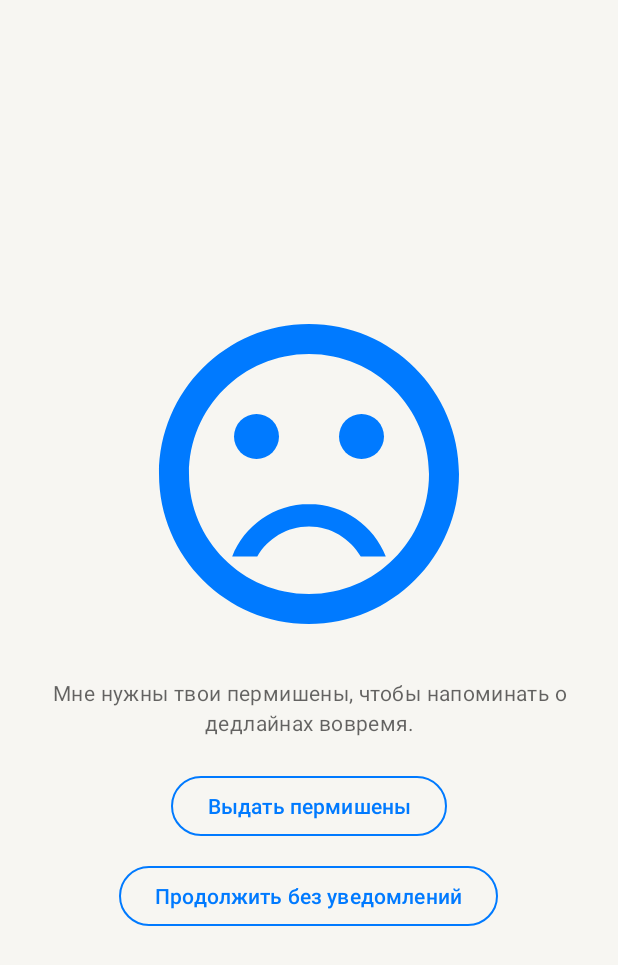
After one commit to Mobile-Developement-School-23/android-todo-app-nebrog, an Android app built with Jetpack Compose: the fragment PermissionsFragment placed in its activity, on a phone screen of 412 x 824 dp. The commit adds this screen. Shown: the top 965 px of the screen. Run offline under Robolectric (Android 15) with nearby library versions, the phone set to English and light mode, and no system bars; our stand-ins replace Dagger/Hilt's generated code; network calls fail; 2 statements that could not run were skipped.

Commit message:
Реализован рантайм пермишен >33

```diff
--- a/app/src/main/AndroidManifest.xml
+++ b/app/src/main/AndroidManifest.xml
@@ -4,7 +4,7 @@
 
     <uses-permission android:name="android.permission.INTERNET" />
     <uses-permission android:name="android.permission.CHANGE_NETWORK_STATE" />
-    <uses-permission android:name="android.permission.SCHEDULE_EXACT_ALARM" />
+    <uses-permission android:name="android.permission.USE_EXACT_ALARM" />
     <uses-permission android:name="android.permission.POST_NOTIFICATIONS" />
 
     <application
--- a/app/src/main/java/com/example/todoapp/data/di/DataModule.kt
+++ b/app/src/main/java/com/example/todoapp/data/di/DataModule.kt
@@ -5,8 +5,10 @@ package com.example.todoapp.data.di
 import android.content.Context
 import android.content.SharedPreferences
 import com.example.todoapp.data.CacheRepository
+import com.example.todoapp.data.alarm.AlarmDeadlineManager
 import com.example.todoapp.data.synchronize.RevisionHolder
 import com.example.todoapp.di.AppScope
+import com.example.todoapp.domain.DeadlineManager
 import com.example.todoapp.domain.TodoRepository
 import dagger.Binds
 import dagger.Module
@@ -23,6 +25,9 @@ interface DataModule {
 
     @Binds
     fun bindRepository(instance: CacheRepository): TodoRepository
+
+    @Binds
+    fun bindDeadlineManager(instance: AlarmDeadlineManager): DeadlineManager
 
     companion object {
         @Provides
--- a/app/src/main/java/com/example/todoapp/di/AppComponent.kt
+++ b/app/src/main/java/com/example/todoapp/di/AppComponent.kt
@@ -5,8 +5,7 @@ import com.example.todoapp.App
 import com.example.todoapp.data.di.DataModule
 import com.example.todoapp.data.di.DatabaseModule
 import com.example.todoapp.data.di.NetworkModule
-import com.example.todoapp.presentation.addTodo.di.AddTodoFragmentComponent
-import com.example.todoapp.presentation.editTodo.di.EditTodoFragmentComponent
+import com.example.todoapp.presentation.di.MainActivityComponent
 import com.example.todoapp.presentation.todoList.di.TodoFragmentComponent
 import com.example.todoapp.presentation.viewmodel.ViewModelModule
 import com.example.todoapp.presentation.viewmodel.ViewModelsMap
@@ -28,9 +27,7 @@ interface AppComponent {
 
     fun getTodoFragmentComponentFactory(): TodoFragmentComponent.Factory
 
-    fun getEditTodoFragmentComponentFactory(): EditTodoFragmentComponent.Factory
-
-    fun getAddTodoFragmentComponentFactory(): AddTodoFragmentComponent.Factory
+    fun getMainActivityComponentFactory(): MainActivityComponent.Factory
 
     @Component.Factory
     interface Factory {
--- a/app/src/main/java/com/example/todoapp/di/Scopes.kt
+++ b/app/src/main/java/com/example/todoapp/di/Scopes.kt
@@ -23,3 +23,6 @@ annotation class AddTodoFragmentScope
 
 @Scope
 annotation class EditTodoFragmentScope
+
+@Scope
+annotation class MainActivityScope
--- a/app/src/main/java/com/example/todoapp/presentation/MainActivity.kt
+++ b/app/src/main/java/com/example/todoapp/presentation/MainActivity.kt
@@ -1,29 +1,53 @@
 package com.example.todoapp.presentation
 
 import android.content.Intent
+import android.content.pm.PackageManager.PERMISSION_GRANTED
 import android.os.Bundle
 import android.util.Log
 import androidx.appcompat.app.AppCompatActivity
+import androidx.core.content.ContextCompat
+import com.example.todoapp.App
 import com.example.todoapp.R
 import com.example.todoapp.data.alarm.AlarmIntentUtils.getItemId
+import com.example.todoapp.domain.DeadlineManager
 import com.example.todoapp.presentation.editTodo.EditTodoFragment
+import com.example.todoapp.presentation.permissions.PermissionsFragment
+import javax.inject.Inject
 
 /**
  * Single Activity приложения
  */
 class MainActivity : AppCompatActivity() {
 
+    @Inject lateinit var deadlineManager: DeadlineManager
+
     override fun onCreate(savedInstanceState: Bundle?) {
         super.onCreate(savedInstanceState)
+        (this.applicationContext as App).appComponent.getMainActivityComponentFactory().create().inject(this)
+
         setContentView(R.layout.activity_main)
 
         // For the case when app wasn't launched and starts from notification.
         handleAlarmIntent(intent)
+        checkPermissions()
     }
 
     override fun onNewIntent(intent: Intent?) {
         super.onNewIntent(intent)
         handleAlarmIntent(intent)
+    }
+
+    private fun checkPermissions() {
+        val nonGrantedPermissions = ArrayList<String>()
+        for (permission in deadlineManager.getRequiredPermissions()) {
+            val result = ContextCompat.checkSelfPermission(this, permission)
+            if (result != PERMISSION_GRANTED) {
+                nonGrantedPermissions.add(permission)
+            }
+        }
+        if (nonGrantedPermissions.isNotEmpty()) {
+            redirectToPermissionsScreen(nonGrantedPermissions)
+        }
     }
 
     private fun handleAlarmIntent(intent: Intent?) {
@@ -44,4 +68,13 @@ class MainActivity : AppCompatActivity() {
             .addToBackStack(null)
             .commit()
     }
+
+    private fun redirectToPermissionsScreen(permissions: ArrayList<String>) {
+        val permissionsFragment = PermissionsFragment.createNewInstance(permissions)
+        supportFragmentManager
+            .beginTransaction()
+            .replace(R.id.fragment_container_view, permissionsFragment)
+            .addToBackStack(null)
+            .commit()
+    }
 }
--- /dev/null
+++ b/app/src/main/java/com/example/todoapp/presentation/di/MainActivityComponent.kt
@@ -0,0 +1,17 @@
+package com.example.todoapp.presentation.di
+
+import com.example.todoapp.di.MainActivityScope
+import com.example.todoapp.presentation.MainActivity
+import dagger.Subcomponent
+
+@Subcomponent
+@MainActivityScope
+interface MainActivityComponent {
+
+    fun inject(activity: MainActivity)
+
+    @Subcomponent.Factory
+    interface Factory {
+        fun create(): MainActivityComponent
+    }
+}
--- /dev/null
+++ b/app/src/main/java/com/example/todoapp/presentation/permissions/PermissionsFragment.kt
@@ -0,0 +1,124 @@
+package com.example.todoapp.presentation.permissions
+
+import android.content.Context
+import android.content.Intent
+import android.content.SharedPreferences
+import android.net.Uri
+import android.os.Bundle
+import android.provider.Settings.ACTION_APPLICATION_DETAILS_SETTINGS
+import android.view.View
+import androidx.activity.result.ActivityResultLauncher
+import androidx.activity.result.contract.ActivityResultContracts.RequestMultiplePermissions
+import androidx.activity.result.contract.ActivityResultContracts.StartActivityForResult
+import androidx.fragment.app.Fragment
+import com.example.todoapp.R
+import com.example.todoapp.utils.checkPermissions
+
+class PermissionsFragment : Fragment(R.layout.fragment_permissions_layout) {
+
+    private val requestPermissionDialog = registerForPermissionDialogResult()
+    private val requestSystemSettings = registerForSystemSettingsResult()
+    private val requiredPermissions by lazy { readPermissionsFromArguments() }
+    private val sharedPreferences by lazy { createSharedPreferences() }
+
+    override fun onViewCreated(view: View, savedInstanceState: Bundle?) {
+        super.onViewCreated(view, savedInstanceState)
+        setUpClickListeners()
+    }
+
+    override fun onStart() {
+        super.onStart()
+        if (requireContext().checkPermissions(requiredPermissions.toList())) {
+            // Все пермишены выданы, можно возращаться назад
+            parentFragmentManager.popBackStack()
+        }
+    }
+
+    private fun setUpClickListeners() {
+        val requestButton = requireView().findViewById<View>(R.id.permission_button_request)
+        val rejectButton = requireView().findViewById<View>(R.id.permission_button_reject)
+
+        requestButton.setOnClickListener {
+            // 1.       pref=false, shouldShowRequestPermissionRationale() = false
+            // 2.       pref=true, shouldShowRequestPermissionRationale() = true
+            // 3,4,5... pref=true, shouldShowRequestPermissionRationale() = false
+            val isRequestedBefore = sharedPreferences.getBoolean(SHARED_PREF_KEY, false)
+            val shouldOpenSettings = isRequestedBefore && !shouldShowRequestPermissionRationale(requiredPermissions)
+            if (shouldOpenSettings) {
+                val intent = createSystemSettingsIntent(it.context)
+                requestSystemSettings.launch(intent)
+            } else {
+                requestPermissionDialog.launch(requiredPermissions)
+            }
+            sharedPreferences.edit().putBoolean(SHARED_PREF_KEY, true).apply()
+        }
+        rejectButton.setOnClickListener {
+            parentFragmentManager.popBackStack()
+        }
+    }
+
+    private fun createSystemSettingsIntent(context: Context): Intent {
+        val settingsIntent = Intent(
+            ACTION_APPLICATION_DETAILS_SETTINGS,
+            Uri.parse("package:" + context.packageName)
+        )
+        settingsIntent.addCategory(Intent.CATEGORY_DEFAULT)
+        settingsIntent.flags = Intent.FLAG_ACTIVITY_NEW_TASK
+        return settingsIntent
+    }
+
+    /**
+     * Колбек для диалога с пермишенами
+     */
+    private fun registerForPermissionDialogResult(): ActivityResultLauncher<Array<String>> {
+        return registerForActivityResult(RequestMultiplePermissions()) { permissions ->
+            var isAllGranted = true
+            for ((_, isGranted) in permissions) {
+                isAllGranted = isAllGranted && isGranted
+            }
+            if (isAllGranted) {
+                parentFragmentManager.popBackStack()
+            }
+        }
+    }
+
+    /**
+     * Колбек для экрана системных настроек
+     */
+    private fun registerForSystemSettingsResult(): ActivityResultLauncher<Intent> {
+        return registerForActivityResult(StartActivityForResult()) {
+            val isGranted = requireContext().checkPermissions(requiredPermissions.toList())
+            if (isGranted) parentFragmentManager.popBackStack()
+        }
+    }
+
+    private fun shouldShowRequestPermissionRationale(permissions: Array<String>): Boolean {
+        var shouldShow = true
+        for (permission in permissions) {
+            shouldShow = shouldShow && shouldShowRequestPermissionRationale(permission)
+        }
+        return shouldShow
+    }
+
+    private fun createSharedPreferences(): SharedPreferences {
+        return requireContext().getSharedPreferences(SHARED_PREF_NAME, Context.MODE_PRIVATE)
+    }
+
+    private fun readPermissionsFromArguments(): Array<String> {
+        return requireArguments().getStringArray(ARGUMENT_KEY) ?: emptyArray()
+    }
+
+    companion object {
+        private const val SHARED_PREF_NAME = "PermissionsFragment_sharedPref"
+        private const val SHARED_PREF_KEY = "PermissionsFragment_permissionRequested"
+        private const val ARGUMENT_KEY = "PermissionsFragment_permissionsArray"
+
+        fun createNewInstance(permissions: ArrayList<String>): PermissionsFragment {
+            val permissionsFragment = PermissionsFragment()
+            val bundle = Bundle()
+            bundle.putStringArray(ARGUMENT_KEY, permissions.toTypedArray())
+            permissionsFragment.arguments = bundle
+            return permissionsFragment
+        }
+    }
+}
--- a/app/src/main/res/drawable/info.xml
+++ b/app/src/main/res/drawable/info.xml
@@ -4,7 +4,6 @@
     android:viewportWidth="24"
     android:viewportHeight="24">
     <path
-        android:fillAlpha="0.3"
         android:fillColor="#000000"
         android:pathData="M11,8.984V6.969H12.969V8.984H11ZM6.313,17.656C7.906,19.219 9.797,20 11.984,20C14.172,20 16.047,19.219 17.609,17.656C19.203,16.063 20,14.172 20,11.984C20,9.797 19.203,7.922 17.609,6.359C16.047,4.766 14.172,3.969 11.984,3.969C9.797,3.969 7.906,4.766 6.313,6.359C4.75,7.922 3.969,9.797 3.969,11.984C3.969,14.172 4.75,16.063 6.313,17.656ZM4.906,4.953C6.875,2.984 9.234,2 11.984,2C14.734,2 17.078,2.984 19.016,4.953C20.984,6.891 21.969,9.234 21.969,11.984C21.969,14.734 20.984,17.094 19.016,19.063C17.078,21 14.734,21.969 11.984,21.969C9.234,21.969 6.875,21 4.906,19.063C2.969,17.094 2,14.734 2,11.984C2,9.234 2.969,6.891 4.906,4.953ZM11,17V11H12.969V17H11Z" />
 </vector>
--- /dev/null
+++ b/app/src/main/res/layout/fragment_permissions_layout.xml
@@ -0,0 +1,41 @@
+<?xml version="1.0" encoding="utf-8"?>
+<androidx.appcompat.widget.LinearLayoutCompat
+    xmlns:android="http://schemas.android.com/apk/res/android"
+    xmlns:tools="http://schemas.android.com/tools"
+    android:orientation="vertical"
+    android:gravity="center"
+    android:layout_width="match_parent"
+    android:layout_height="match_parent"
+    tools:ignore="MissingDefaultResource">
+
+    <com.google.android.material.imageview.ShapeableImageView
+        android:layout_width="240dp"
+        android:layout_height="240dp"
+        android:tint="?attr/colorPrimary"
+        android:src="@drawable/network_error" />
+
+    <com.google.android.material.textview.MaterialTextView
+        style="@style/MaterialAlertDialog.Material3.Body.Text"
+        android:text="Мне нужны твои пермишены, чтобы напоминать о дедлайнах вовремя."
+        android:layout_width="wrap_content"
+        android:gravity="center"
+        android:layout_height="wrap_content"
+        android:layout_margin="16dp" />
+
+    <com.google.android.material.button.MaterialButton
+        android:id="@+id/permission_button_request"
+        style="@style/Widget.Material3.Button.OutlinedButton"
+        android:layout_margin="6dp"
+        android:layout_width="wrap_content"
+        android:layout_height="wrap_content"
+        android:text="Выдать пермишены" />
+
+    <com.google.android.material.button.MaterialButton
+        android:id="@+id/permission_button_reject"
+        android:layout_margin="6dp"
+        style="@style/Widget.Material3.Button.OutlinedButton"
+        android:layout_width="wrap_content"
+        android:layout_height="wrap_content"
+        android:text="Продолжить без уведомлений" />
+
+</androidx.appcompat.widget.LinearLayoutCompat>
```
Also changed, not shown: app/src/main/java/com/example/todoapp/data/alarm/AlarmDeadlineManager.kt (+16 -7 lines), app/src/main/java/com/example/todoapp/utils/PermissionUtils.kt (added, +13 -0 lines).
